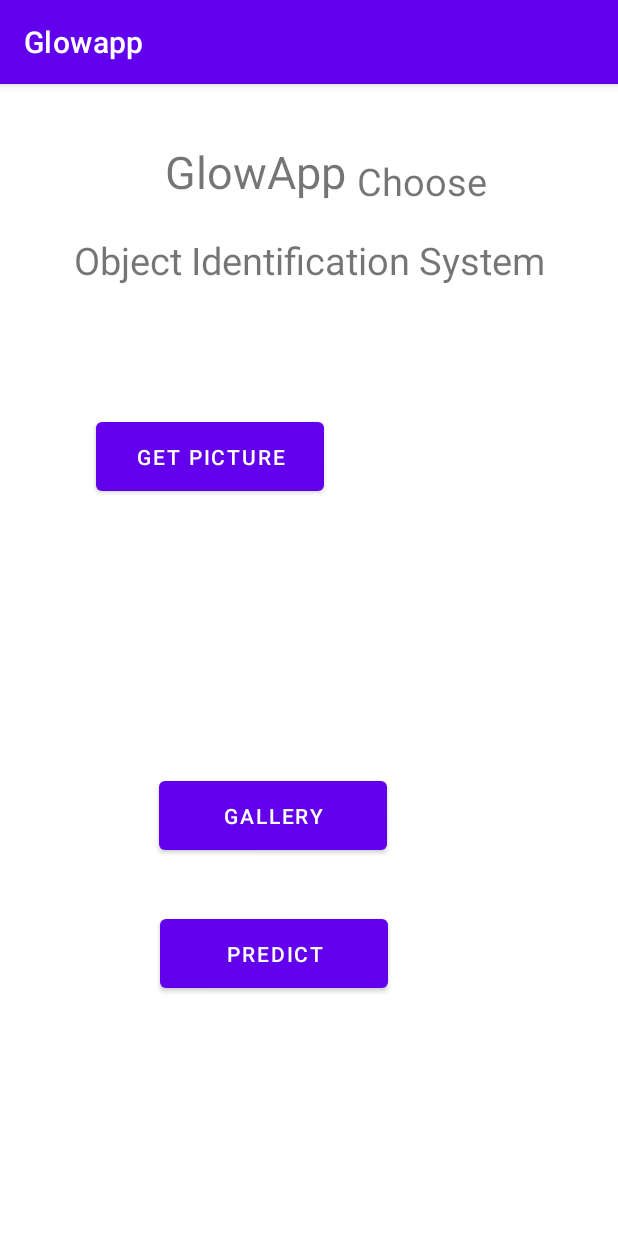
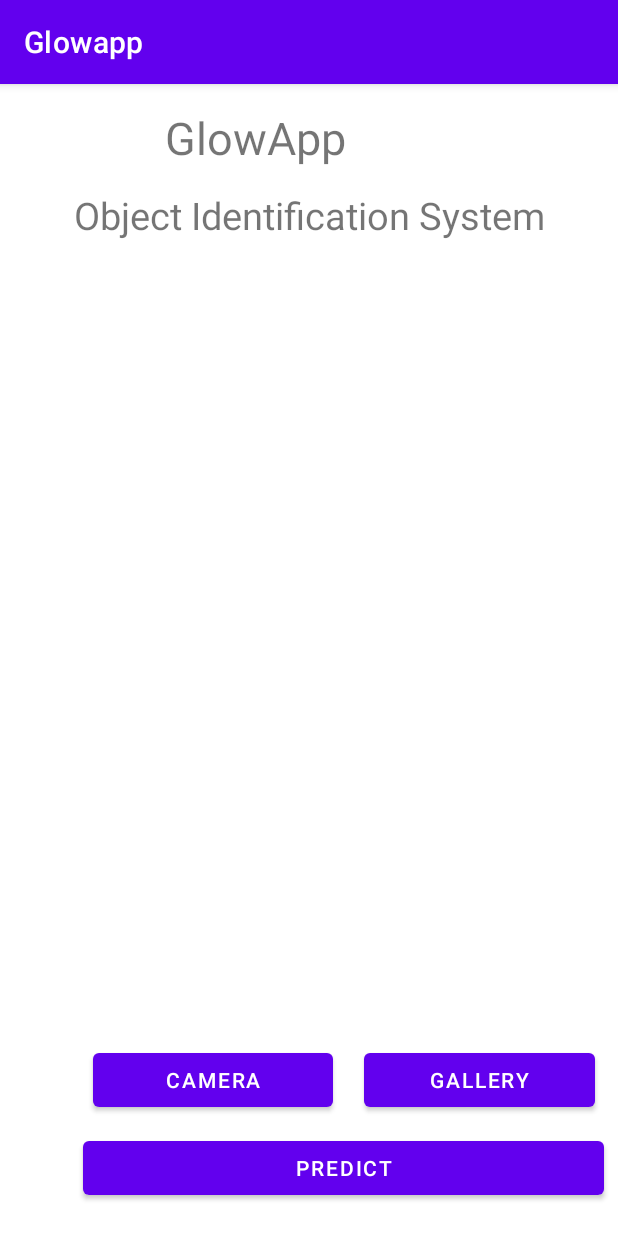
Before and after one commit to Glow05/IS-Project, an Android app: the screen it shows after launch (MainActivity), on a phone screen of 412 x 824 dp. Run offline under Robolectric (Android 15) with nearby library versions, the phone set to English and light mode, and no system bars; libraries missing offline, so code that uses them is left out: org.tensorflow.lite.

Commit message:
GUI Update

```diff
--- a/app/src/main/java/com/gloria/glowapp/MainActivity.java
+++ b/app/src/main/java/com/gloria/glowapp/MainActivity.java
@@ -6,6 +6,7 @@ import androidx.core.app.ActivityCompat;
 import androidx.core.content.ContextCompat;
 
 import android.Manifest;
+import android.annotation.SuppressLint;
 import android.content.Intent;
 import android.content.pm.PackageManager;
 import android.graphics.Bitmap;
@@ -21,6 +22,7 @@ import android.widget.TextView;
 import com.gloria.glowapp.ml.Model;
 
 import org.tensorflow.lite.DataType;
+import org.tensorflow.lite.support.image.TensorImage;
 import org.tensorflow.lite.support.tensorbuffer.TensorBuffer;
 
 import java.io.IOException;
@@ -65,10 +67,56 @@ public class MainActivity extends AppCompatActivity {
         });
         //The Predict Button
         predict.setOnClickListener(new View.OnClickListener() {
+            @SuppressLint("SetTextI18n")
             @Override
             public void onClick(View v) {
                //We are in the 13th minute
                //First convert the model to a tflite model
+                img = Bitmap.createScaledBitmap(img, 32, 32, true);
+                try {
+                    Model model = Model.newInstance(getApplicationContext());
+
+                    // Creates inputs for reference.
+                    TensorBuffer inputFeature0 = TensorBuffer.createFixedSize(new int[]{1, 32, 32, 3}, DataType.FLOAT32);
+
+                    TensorImage tensorImage = new TensorImage(DataType.FLOAT32);
+                    tensorImage.load(img);
+                    ByteBuffer byteBuffer =tensorImage.getBuffer();
+
+
+                    inputFeature0.loadBuffer(byteBuffer);
+
+                    // Runs model inference and gets result.
+                    Model.Outputs outputs = model.process(inputFeature0);
+                    TensorBuffer outputFeature0 = outputs.getOutputFeature0AsTensorBuffer();
+
+                    // Releases model resources if no longer used.
+                    model.close();
+
+                     //..................
+                    // Runs model inference and gets result.
+
+                    float[] confidences = outputFeature0.getFloatArray();
+                    //Find the index of the class with the biggest confidence.
+                    int maxPos = 0;
+                    float maxConfidence = 0;
+                    for (int i = 0; i < confidences.length; i++){
+                        if (confidences[i] > maxConfidence){
+                            maxConfidence = confidences[i];
+                            maxPos = i;
+                        }
+                    }
+                    //Displaying!!!!!!!!!!!!!
+                    String[] classes = {"Cup", "Spoon", "Bottle" };
+                    predict.setText(classes[maxPos]);
+
+
+                   //tv.setText(outputFeature0.getFloatArray()[0] + "\n"+outputFeature0.getFloatArray()[1]);
+
+                } catch (IOException e) {
+                    // TODO Handle the exception
+                }
+
             }
         });
         //Request for Camera
--- a/app/src/main/res/layout/activity_main.xml
+++ b/app/src/main/res/layout/activity_main.xml
@@ -16,7 +16,7 @@
         android:layout_alignParentTop="true"
         android:layout_centerHorizontal="true"
         android:layout_marginStart="110dp"
-        android:layout_marginTop="38dp"
+        android:layout_marginTop="15dp"
         android:text="@string/glowapp_name"
         android:textSize="30sp"
         tools:layout_editor_absoluteX="187dp"
@@ -31,7 +31,7 @@
         android:layout_alignParentEnd="true"
         android:layout_centerHorizontal="true"
         android:layout_marginStart="0dp"
-        android:layout_marginTop="100dp"
+        android:layout_marginTop="70dp"
         android:layout_marginEnd="0dp"
         android:text="@string/object_identification_system"
         android:textAlignment="center"
@@ -40,59 +40,40 @@
         tools:layout_editor_absoluteY="154dp" />
 
 
-    <TextView
-        android:id="@+id/textView"
-        android:layout_width="wrap_content"
-        android:layout_height="wrap_content"
-        android:layout_alignParentStart="true"
-        android:layout_alignParentTop="true"
-        android:layout_alignParentEnd="true"
-        android:layout_centerHorizontal="true"
-        android:layout_marginStart="238dp"
-        android:layout_marginTop="47dp"
-        android:layout_marginEnd="13dp"
-        android:text="@string/select_method"
-        android:textSize="25sp"
-        tools:layout_editor_absoluteX="187dp"
-        tools:layout_editor_absoluteY="154dp" />
-
     <Button
         android:id="@+id/button_camera"
-        android:layout_width="152dp"
-        android:layout_height="58dp"
-        android:layout_alignParentStart="true"
-        android:layout_alignParentTop="true"
-        android:layout_centerHorizontal="true"
-        android:layout_marginStart="64dp"
-        android:layout_marginTop="219dp"
+        android:layout_width="160dp"
+        android:layout_height="wrap_content"
+        android:layout_alignBottom="@id/button_camera"
+        android:layout_alignParentEnd="true"
+        android:layout_alignParentBottom="true"
+        android:layout_marginEnd="190dp"
+        android:layout_marginBottom="80dp"
         android:text="@string/realtime"
-        tools:layout_editor_absoluteX="196dp"
-        tools:layout_editor_absoluteY="232dp"
 
         />
 
     <Button
         android:id="@+id/button_gallery"
-        android:layout_width="152dp"
-        android:layout_height="58dp"
+        android:layout_width="154dp"
+        android:layout_height="wrap_content"
         android:layout_alignBottom="@id/button_camera"
         android:layout_alignParentEnd="true"
         android:layout_alignParentBottom="true"
-        android:layout_centerHorizontal="true"
-        android:layout_marginEnd="154dp"
-        android:layout_marginBottom="251dp"
+        android:layout_marginEnd="15dp"
+        android:layout_marginBottom="80dp"
         android:text="@string/gallery" />
 
     <Button
         android:id="@+id/button_predict"
-        android:layout_width="152dp"
-        android:layout_height="58dp"
+        android:layout_width="347dp"
+        android:layout_height="wrap_content"
         android:layout_alignBottom="@id/button_gallery"
         android:layout_alignParentEnd="true"
         android:layout_alignParentBottom="true"
         android:layout_centerHorizontal="true"
-        android:layout_marginEnd="153dp"
-        android:layout_marginBottom="159dp"
+        android:layout_marginEnd="9dp"
+        android:layout_marginBottom="21dp"
         android:text="@string/predict" />
 
     <ImageView
@@ -105,9 +86,9 @@
         android:layout_alignParentBottom="true"
         android:layout_centerInParent="true"
         android:layout_marginStart="0dp"
-        android:layout_marginTop="182dp"
+        android:layout_marginTop="132dp"
         android:layout_marginEnd="3dp"
-        android:layout_marginBottom="151dp" />
+        android:layout_marginBottom="200dp" />
 
     <TextView
         android:id="@+id/textView2"
@@ -116,7 +97,7 @@
         android:layout_alignParentEnd="true"
         android:layout_alignParentBottom="true"
         android:layout_centerHorizontal="true"
-        android:layout_marginEnd="70dp"
-        android:layout_marginBottom="58dp" />
+        android:layout_marginEnd="67dp"
+        android:layout_marginBottom="396dp" />
 
 </RelativeLayout>
--- a/app/src/main/res/values/strings.xml
+++ b/app/src/main/res/values/strings.xml
@@ -2,7 +2,7 @@
     <string name="app_name">Glowapp</string>
     <string name="glowapp">Glow App</string>
     <string name="select_method">Choose</string>
-    <string name="realtime">Get Picture</string>
+    <string name="realtime">Camera</string>
     <string name="predict">Predict</string>
     <string name="object_identification_system">Object Identification System</string>
     <string name="glowapp_name">GlowApp</string>
```
